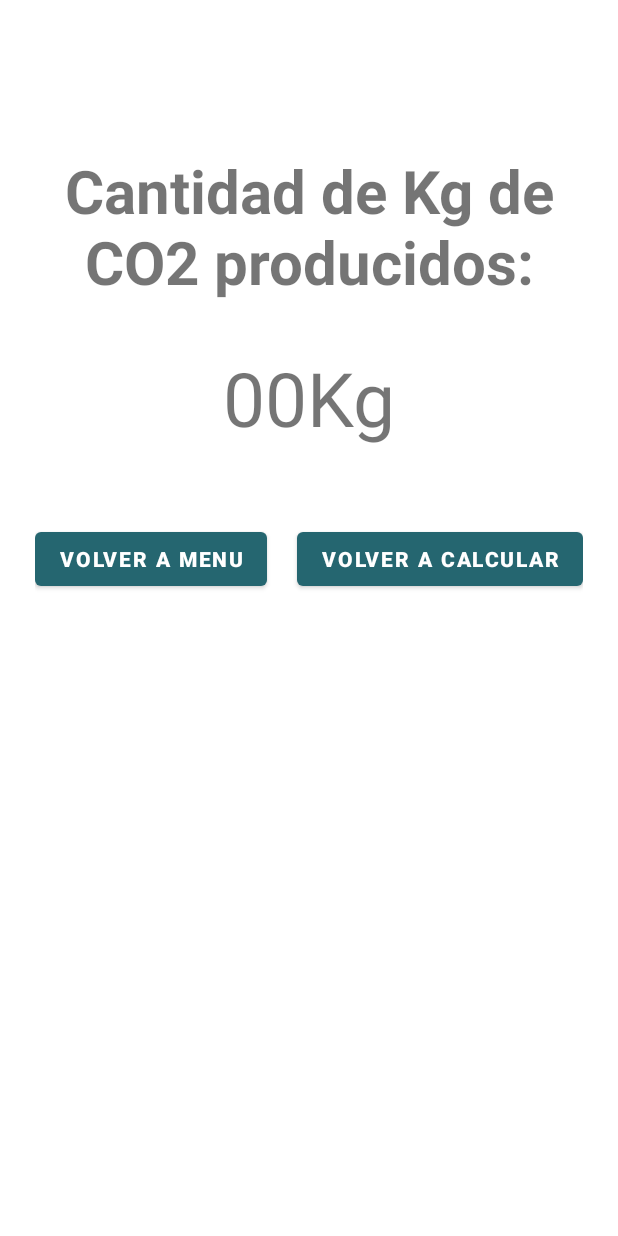
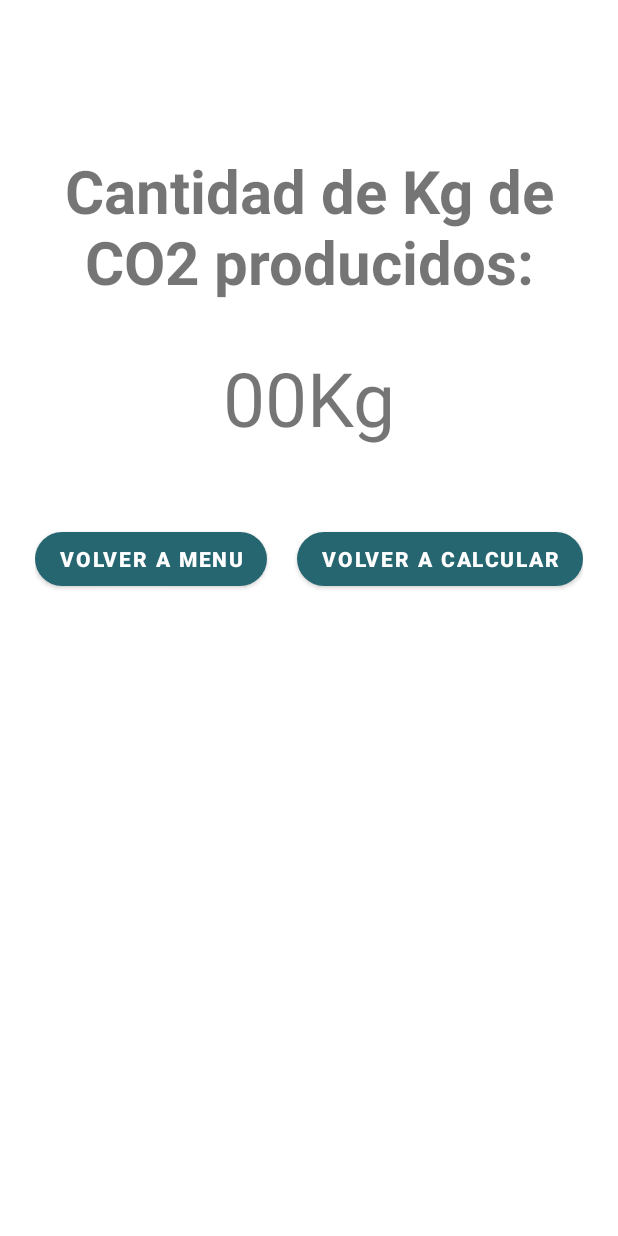
Before and after one commit to JoelLopez27/AppFootPrint, an Android app: the fragment FragmentResult shown on its own in the app's theme, on a phone screen of 412 x 824 dp. Run offline under Robolectric (Android 15) with nearby library versions, the phone set to English and light mode, and no system bars; network calls fail; 3 statements that could not run were skipped.

Commit message:
Update XML

```diff
--- a/app/src/main/res/layout/fragment_result.xml
+++ b/app/src/main/res/layout/fragment_result.xml
@@ -50,6 +50,7 @@
             android:layout_width="wrap_content"
             android:layout_height="wrap_content"
             android:text="Volver a Menu"
+            app:cornerRadius="30dp"
             android:textStyle="bold"
             app:layout_constraintStart_toStartOf="parent"
             app:layout_constraintTop_toTopOf="parent">
@@ -61,6 +62,7 @@
             android:layout_width="wrap_content"
             android:layout_height="wrap_content"
             android:text="Volver a Calcular"
+            app:cornerRadius="30dp"
             android:textStyle="bold"
             android:layout_marginLeft="20dp"
             app:layout_constraintBottom_toBottomOf="parent"
--- a/app/src/main/res/layout/fragment_trees_equivalent.xml
+++ b/app/src/main/res/layout/fragment_trees_equivalent.xml
@@ -78,7 +78,8 @@
             android:layout_marginTop="40dp"
             android:layout_width="wrap_content"
             android:layout_height="match_parent"
-            android:text="Calcular">
+            android:text="Calcular"
+            app:cornerRadius="30dp">
         </Button>
 
     </LinearLayout>
```
